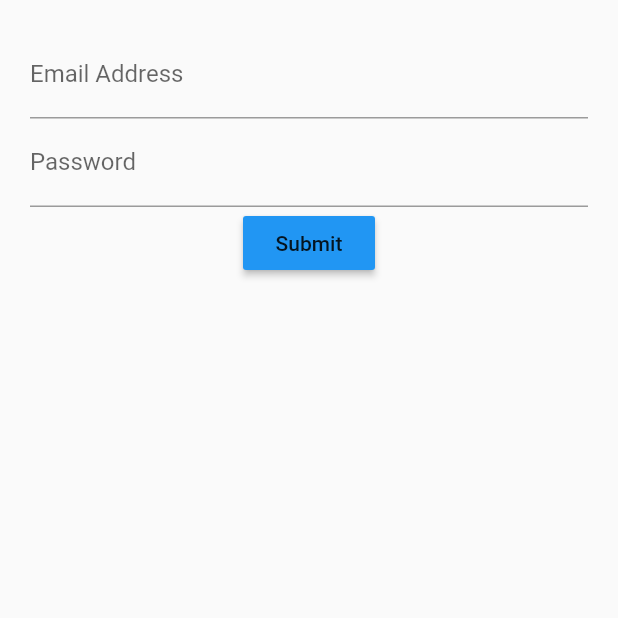
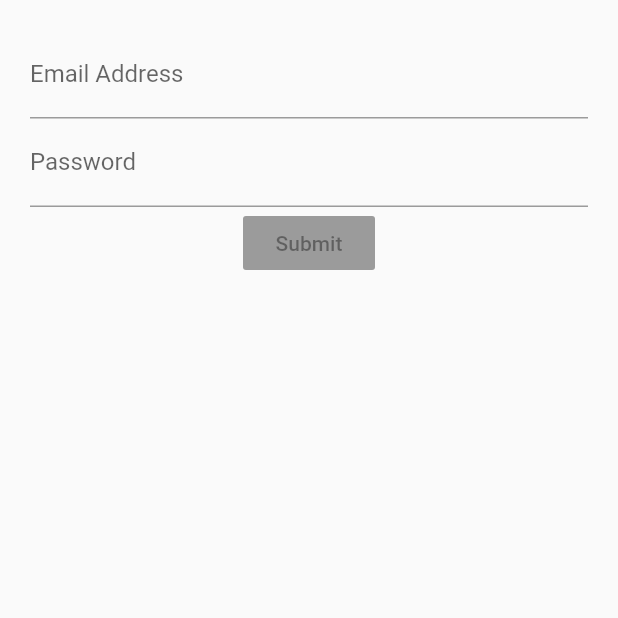
Before and after one commit to miguelrincon/flutter-login-rxdart, a Flutter app: the screen it shows after launch, on a phone screen of 412 x 824 dp, the top half of it. Run offline on Flutter 3.47's test engine with Material 2 defaults, Android fonts, the phone set to English and light mode, and no system bars; our stand-ins replace rxdart.

Commit message:
Wrap up of form and documentation

```diff
--- a/lib/src/blocs/bloc.dart
+++ b/lib/src/blocs/bloc.dart
@@ -1,15 +1,24 @@
 import 'dart:async';
 import './validators.dart';
-
+import 'package:rxdart/rxdart.dart';
 class Bloc with Validators{
-  final _emailController = StreamController<String>();
-  final _passwordController = StreamController<String>();
+  final _emailController = BehaviorSubject<String>();
+  final _passwordController = BehaviorSubject<String>();
 
   Function(String) get updateEmail => _emailController.sink.add;
   Function(String) get updatePassword => _passwordController.sink.add;
 
   Stream<String> get email => _emailController.stream.transform(validateEmail);
   Stream<String> get password => _passwordController.stream.transform(validatePassword);
+  Stream<bool> get submitValid => Observable.combineLatest2(email, password, (email, password) {
+    return true;
+  });
+
+  submit() {
+    final validEmail = _emailController.value;
+    final validPassword = _passwordController.value;
+    print('Logging in with email: $validEmail and password: $validPassword');
+  }
 
   dispose() {
     _emailController.close();
--- a/lib/src/screens/login_screen.dart
+++ b/lib/src/screens/login_screen.dart
@@ -13,7 +13,7 @@ class LoginScreen extends StatelessWidget {
         children: <Widget>[
           emailField(bloc),
           passwordField(bloc),
-          submitButton()
+          submitButton(bloc)
         ],
       ),
     );
@@ -57,11 +57,16 @@ class LoginScreen extends StatelessWidget {
     );
   }
 
-  Widget submitButton() {
-    return RaisedButton(
-      child: Text('Submit'),
-      color: Colors.blue,
-      onPressed: () {},
+  Widget submitButton(Bloc bloc) {
+    return StreamBuilder<bool>(
+      stream: bloc.submitValid,
+      builder: (context, snapshot) {
+        return RaisedButton(
+          child: Text('Submit'),
+          color: Colors.blue,
+          onPressed: snapshot.hasData ? bloc.submit : null,
+        );
+      },
     );
   }
 }
--- a/pubspec.yaml
+++ b/pubspec.yaml
@@ -23,6 +23,7 @@ dependencies:
   # The following adds the Cupertino Icons font to your application.
   # Use with the CupertinoIcons class for iOS style icons.
   cupertino_icons: ^0.1.2
+  rxdart: ^0.18.0
 
 dev_dependencies:
   flutter_test:
```
Also changed, not shown: pubspec.lock, 1 other file.
